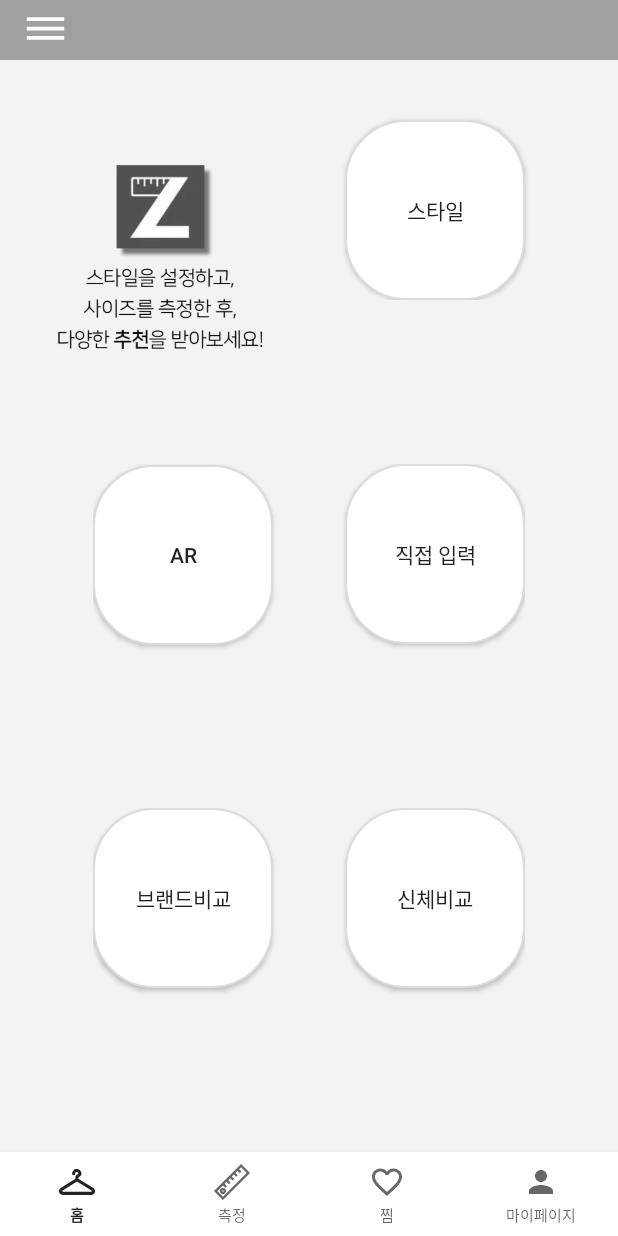
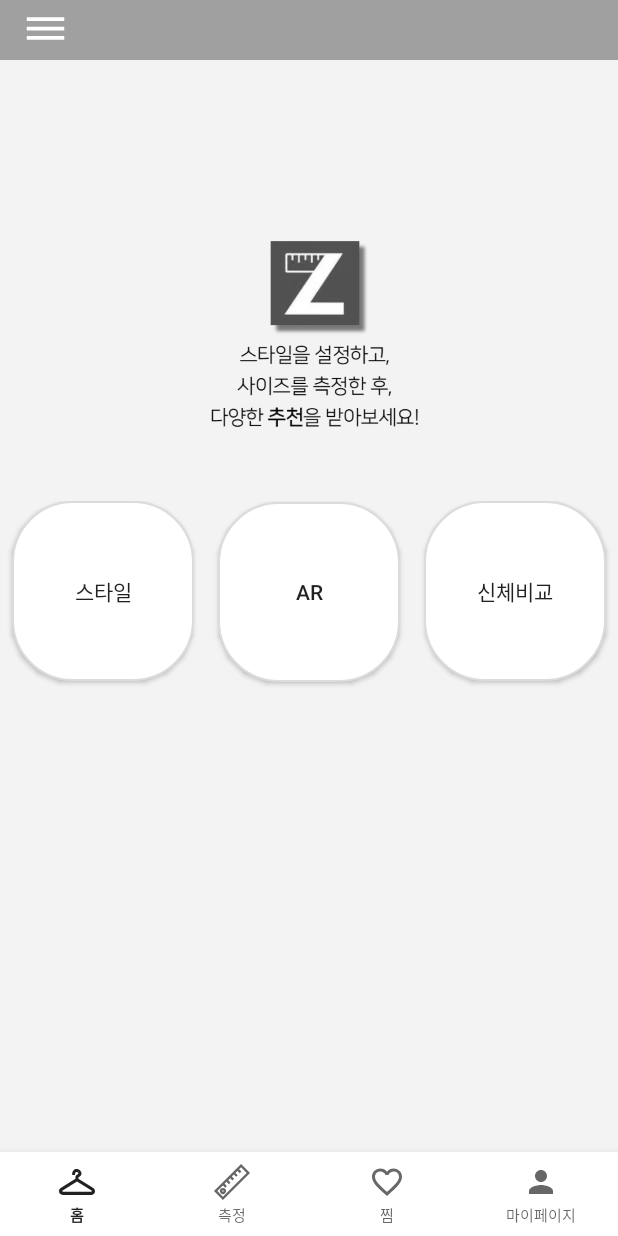
Before and after one commit to mina0774/heronation_R-D, an Android app: the fragment MeasurementFragment placed in its activity, on a phone screen of 412 x 824 dp. Run offline under Robolectric (Android 15) with nearby library versions, the phone set to English and light mode, and no system bars; our stand-ins replace ButterKnife.

Commit message:
2 depth: 측정 - 직접 입력, 브랜드 비교 삭제, UI 보완

```diff
--- a/app/src/main/res/layout/fragment_measurement.xml
+++ b/app/src/main/res/layout/fragment_measurement.xml
@@ -11,82 +11,48 @@
         android:layout_height="match_parent"
         android:orientation="vertical">
 
+
+            <ImageView
+                android:layout_marginTop="86dp"
+                android:layout_width="208dp"
+                android:layout_height="208dp"
+                android:layout_gravity="center_horizontal"
+                android:paddingLeft="8dp"
+                android:src="@drawable/zeyo_measure" />
+
+
+
         <LinearLayout
             android:layout_width="match_parent"
-            android:layout_height="0dp"
-            android:layout_marginTop="24dp"
-            android:layout_weight="1"
-            android:orientation="horizontal">
-
-            <LinearLayout
-                android:layout_width="0dp"
-                android:layout_height="wrap_content"
-                android:layout_weight="1"
-                android:orientation="vertical">
-
-                <ImageView
-                    android:layout_width="wrap_content"
-                    android:layout_height="wrap_content"
-                    android:paddingLeft="8dp"
-                    android:src="@drawable/zeyo_measure" />
-            </LinearLayout>
-
-            <LinearLayout
-                android:layout_width="0dp"
-                android:layout_height="wrap_content"
-                android:layout_weight="1">
-
-                <Button
-                    android:layout_width="120dp"
-                    android:layout_height="120dp"
-                    android:layout_marginLeft="24dp"
-                    android:layout_marginTop="16dp"
-                    android:background="@drawable/button_background"
-                    android:text="스타일" />
-            </LinearLayout>
-
-        </LinearLayout>
-
-        <LinearLayout
-            android:layout_width="wrap_content"
-            android:layout_height="0dp"
-            android:layout_gravity="center_horizontal"
-            android:layout_marginTop="16dp"
-            android:layout_weight="1">
-
-            <Button
-                android:layout_width="120dp"
-                android:layout_height="120dp"
-                android:layout_marginRight="48dp"
-                android:background="@drawable/button_background"
-                android:text="AR" />
-
-            <Button
-                android:layout_width="120dp"
-                android:layout_height="120dp"
-                android:background="@drawable/button_background"
-                android:text="직접 입력" />
-
-        </LinearLayout>
-
-        <LinearLayout
-            android:layout_width="wrap_content"
             android:layout_height="0dp"
             android:layout_gravity="center_horizontal"
             android:layout_weight="1">
 
             <Button
-                android:layout_width="120dp"
+                android:layout_width="0dp"
                 android:layout_height="120dp"
-                android:layout_marginRight="48dp"
+                android:layout_marginLeft="8dp"
+                android:layout_marginRight="16dp"
+                android:layout_weight="1"
                 android:background="@drawable/button_background"
-                android:text="브랜드비교" />
+                android:text="스타일" />
 
             <Button
-                android:layout_width="120dp"
+                android:layout_width="0dp"
                 android:layout_height="120dp"
+                android:layout_marginRight="16dp"
+                android:layout_weight="1"
+                android:background="@drawable/button_background"
+                android:text="AR" />
+
+            <Button
+                android:layout_width="0dp"
+                android:layout_height="120dp"
+                android:layout_marginRight="8dp"
+                android:layout_weight="1"
                 android:background="@drawable/button_background"
                 android:text="신체비교" />
+
 
         </LinearLayout>
 
```
